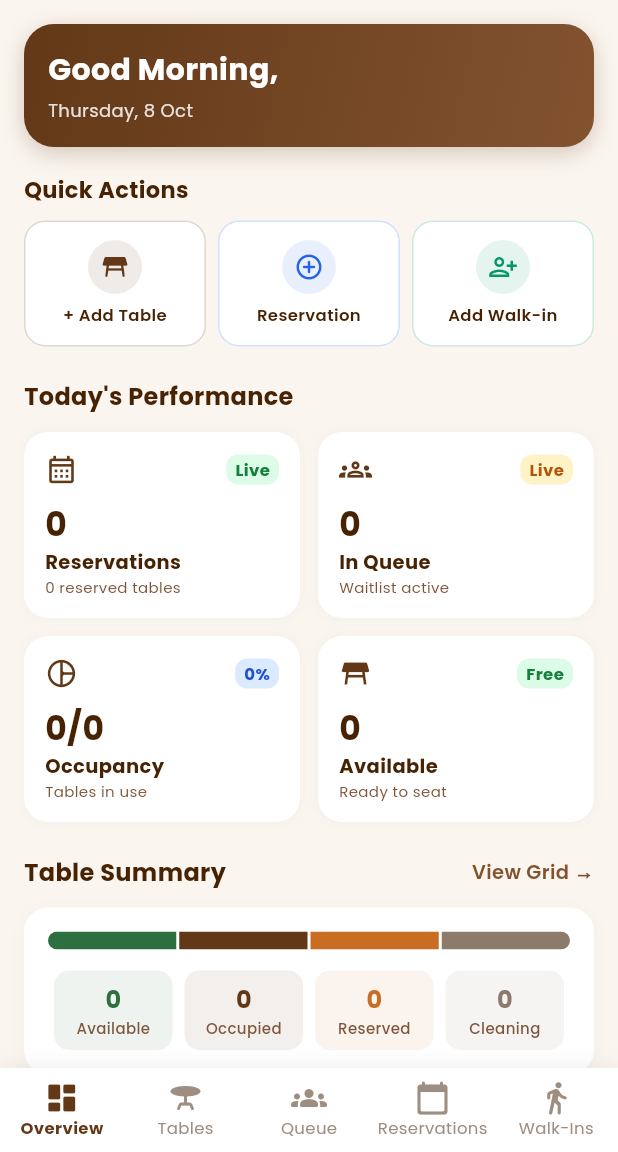
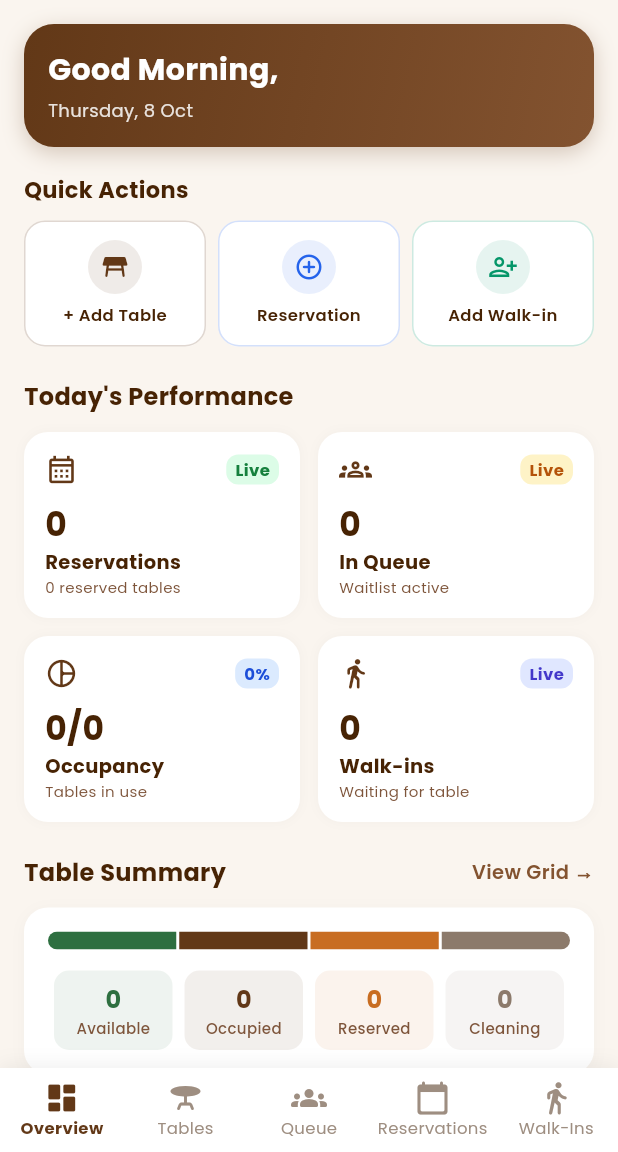
Before and after one commit to Malithi08/Dinely, a Flutter app: the ManagerDashboardScreen screen opened directly, on a phone screen of 412 x 824 dp, the part 84-1236 px from its top. Run offline on Flutter 3.47's test engine with Material 3 defaults, Android fonts, the phone set to English and light mode, and no system bars; our stand-ins replace cloud_firestore, firebase_auth, firebase_core, font_awesome_flutter, google_fonts; accounts and stored records are empty.

Commit message:
update some ui features

```diff
--- a/lib/screens/manager_overview_screen.dart
+++ b/lib/screens/manager_overview_screen.dart
@@ -53,11 +53,20 @@ class ManagerOverviewScreen extends StatelessWidget {
         return StreamBuilder<List<Map<String, dynamic>>>(
           stream: restaurantService.streamQueue(restaurantId),
           builder: (context, queueSnapshot) {
-            final tables = tablesSnapshot.data ?? [];
-            final queue = queueSnapshot.data ?? [];
+            return StreamBuilder<List<Map<String, dynamic>>>(
+              stream: restaurantService.streamWalkins(restaurantId),
+              builder: (context, walkinsSnapshot) {
+                final tables = tablesSnapshot.data ?? [];
+                final queue = queueSnapshot.data ?? [];
+                final walkins = walkinsSnapshot.data ?? [];
 
-            final totalTables = tables.length;
-            final availCount = tables.where((t) => t['status'] == 'Available').length;
+                final totalTables = tables.length;
+                final walkinsWaitCount = walkins.where((w) {
+                  final st = (w['status'] ?? '').toString().toUpperCase();
+                  return !['SEATED', 'CANCELLED'].contains(st) && !st.contains('NO SHOW') && !st.contains('CANCEL');
+                }).length;
+
+                final availCount = tables.where((t) => t['status'] == 'Available').length;
             final occCount = tables.where((t) => t['status'] == 'Occupied').length;
             final rsrvCount = tables.where((t) => t['status'] == 'Reserved').length;
             final cleanCount = tables.where((t) => t['status'] == 'Cleaning').length;
@@ -194,13 +203,13 @@ class ManagerOverviewScreen extends StatelessWidget {
                       const SizedBox(width: 12),
                       Expanded(
                         child: _buildMetricCard(
-                          icon: Icons.table_restaurant,
-                          badgeText: 'Free',
-                          badgeColor: const Color(0xFFDCFCE7),
-                          badgeTextColor: const Color(0xFF15803D),
-                          value: '$availCount',
-                          title: 'Available',
-                          subtitle: 'Ready to seat',
+                          icon: Icons.directions_walk_rounded,
+                          badgeText: 'Live',
+                          badgeColor: const Color(0xFFE0E7FF),
+                          badgeTextColor: const Color(0xFF4338CA),
+                          value: '$walkinsWaitCount',
+                          title: 'Walk-ins',
+                          subtitle: 'Waiting for table',
                         ),
                       ),
                     ],
@@ -304,6 +313,8 @@ class ManagerOverviewScreen extends StatelessWidget {
                   const SizedBox(height: 16),
                 ],
               ),
+            );
+              },
             );
           },
         );
```
